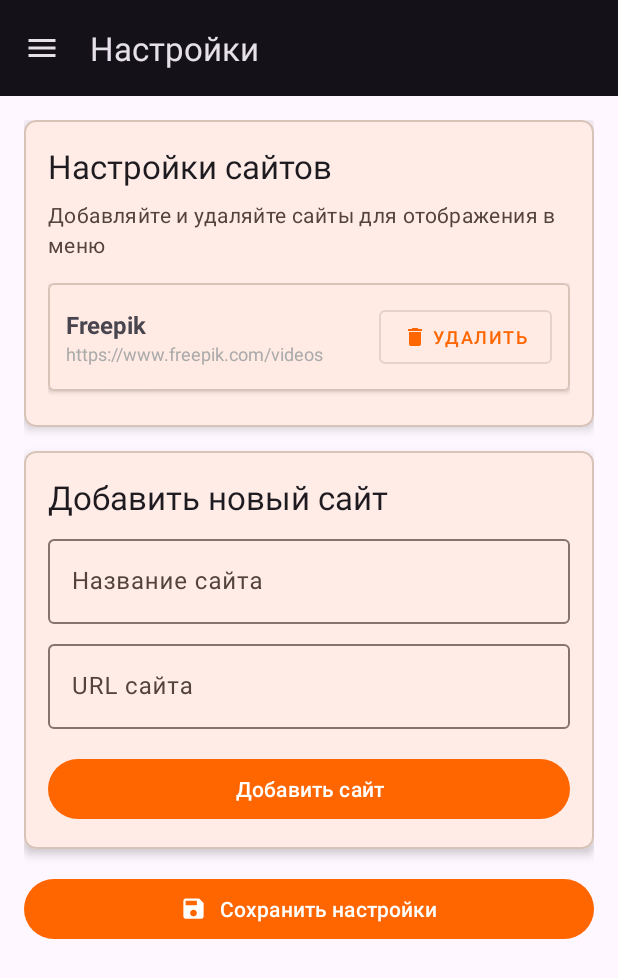
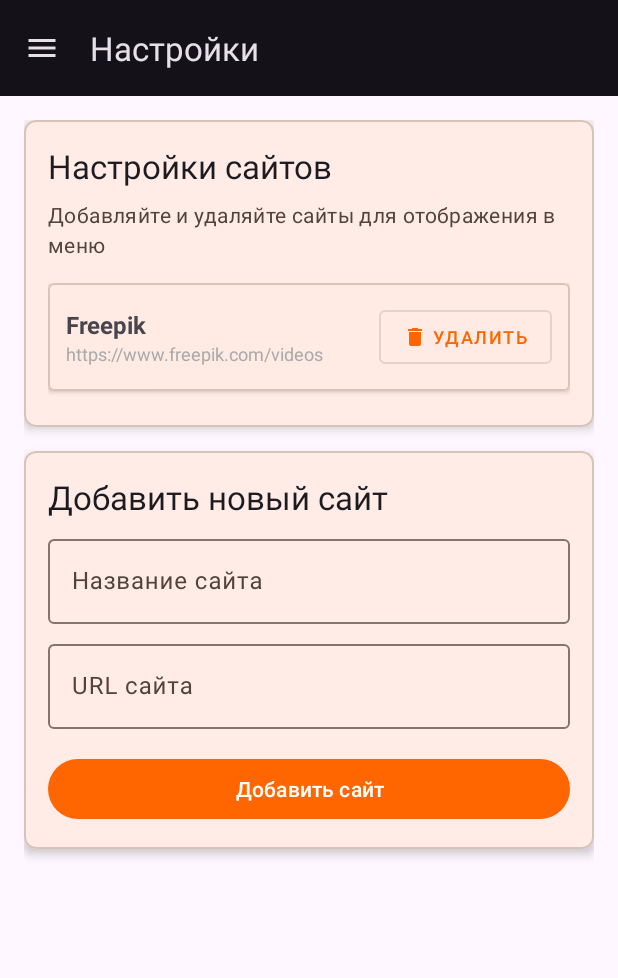
Before and after one commit to VizzleTF/LibreKinopoisk, an Android app: the screen it shows after launch (MainActivity), in the side drawer, after a tap on "Настройки", on a phone screen of 412 x 824 dp. Shown: the top 978 px of the screen. Run offline under Robolectric (Android 15) with nearby library versions, the phone set to English and light mode, and no system bars.

Commit message:
refactor: remove separate save settings button
- Remove 'Save Settings' button from settings screen
- Integrate menu update functionality into 'Add Site' and 'Delete' buttons
- Update navigation menu automatically when adding or removing sites
- Simplify settings UI by removing redundant save action

```diff
--- a/app/src/main/java/com/movietorr/android/SettingsFragment.kt
+++ b/app/src/main/java/com/movietorr/android/SettingsFragment.kt
@@ -32,7 +32,6 @@ class SettingsFragment : Fragment() {
 
         setupAllSitesRecycler()
         setupAddSiteButton()
-        setupSaveButton()
         setupKeyboardHandling()
     }
 
@@ -45,6 +44,8 @@ class SettingsFragment : Fragment() {
                 SiteSettingsManager.removeDefaultSite(requireContext(), siteId)
             }
             updateAllSitesList()
+            // Обновляем меню в MainActivity после удаления
+            (activity as? MainActivity)?.updateNavigationMenu()
         }
 
         binding.recyclerAllSites.apply {
@@ -74,6 +75,8 @@ class SettingsFragment : Fragment() {
                 binding.editSiteName.text?.clear()
                 binding.editSiteUrl.text?.clear()
                 updateAllSitesList()
+                // Обновляем меню в MainActivity после добавления
+                (activity as? MainActivity)?.updateNavigationMenu()
                 Toast.makeText(context, "Сайт добавлен", Toast.LENGTH_SHORT).show()
             } else {
                 Toast.makeText(context, "Ошибка при добавлении сайта", Toast.LENGTH_SHORT).show()
@@ -81,13 +84,7 @@ class SettingsFragment : Fragment() {
         }
     }
 
-    private fun setupSaveButton() {
-        binding.btnSaveSettings.setOnClickListener {
-            // Обновляем меню в MainActivity
-            (activity as? MainActivity)?.updateNavigationMenu()
-            Toast.makeText(context, "Настройки сохранены", Toast.LENGTH_SHORT).show()
-        }
-    }
+
 
     private fun updateAllSitesList() {
         val allSites = SiteSettingsManager.getAllSites(requireContext())
--- a/app/src/main/res/layout/fragment_settings.xml
+++ b/app/src/main/res/layout/fragment_settings.xml
@@ -105,15 +105,5 @@
 
     </com.google.android.material.card.MaterialCardView>
 
-                <com.google.android.material.button.MaterialButton
-                android:id="@+id/btn_save_settings"
-                android:layout_width="match_parent"
-                android:layout_height="wrap_content"
-                android:layout_marginTop="16dp"
-                android:text="Сохранить настройки"
-                android:textAppearance="?attr/textAppearanceLabelLarge"
-                app:icon="@drawable/ic_save"
-                app:iconGravity="textStart" />
-
     </LinearLayout>
 </ScrollView>
```
